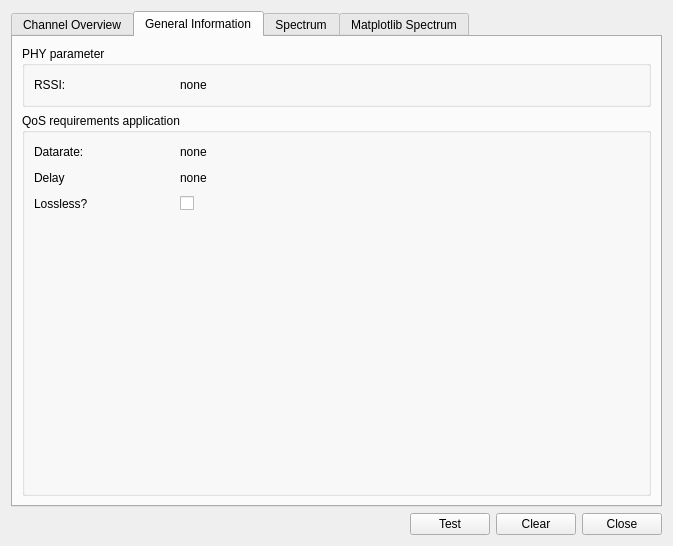
Above: components/pySysMoCo/gui.ui from andrepuschmann/OSPECORR before the change. Below: the same form after it.
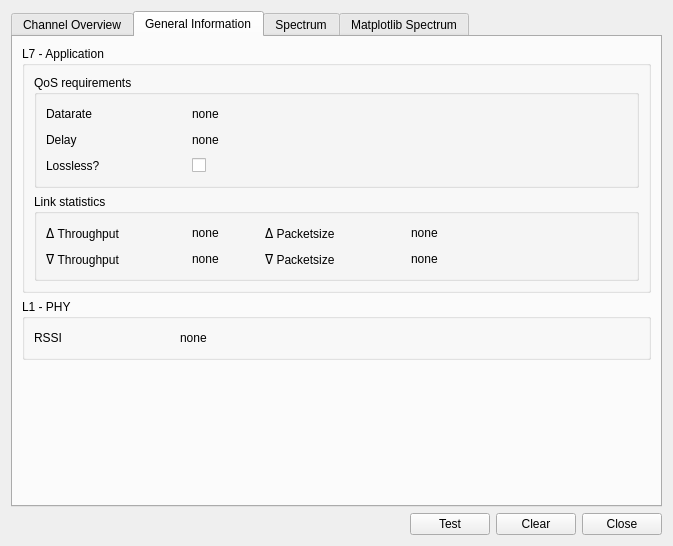
That is the form after the change. The open tabs and pages were chosen to show the change.

Commit message: add link statistics and qos requirements to pySysCoMo

Diff of the .ui file:
```diff
--- a/components/pySysMoCo/gui.ui
+++ b/components/pySysMoCo/gui.ui
@@ -26,7 +26,7 @@
    <item row="0" column="0">
     <widget class="QTabWidget" name="tabWidget">
      <property name="currentIndex">
-      <number>0</number>
+      <number>1</number>
      </property>
      <widget class="QWidget" name="tab">
       <attribute name="title">
@@ -263,7 +263,11 @@
            </property>
            <layout class="QHBoxLayout" name="horizontalLayout_2">
             <item>
-             <widget class="QTextEdit" name="messageLog"/>
+             <widget class="QTextEdit" name="messageLog">
+              <property name="enabled">
+               <bool>false</bool>
+              </property>
+             </widget>
             </item>
            </layout>
           </widget>
@@ -276,79 +280,17 @@
       <attribute name="title">
        <string>General Information</string>
       </attribute>
+      <layout class="QVBoxLayout" name="verticalLayout_15">
+       <item>
+        <widget class="QGroupBox" name="groupBox_5">
+         <property name="title">
+          <string>L7 - Application</string>
+         </property>
       <layout class="QVBoxLayout" name="verticalLayout_10">
-       <item>
-        <widget class="QGroupBox" name="groupBox_4">
-         <property name="title">
-          <string>PHY parameter</string>
-         </property>
-         <layout class="QHBoxLayout" name="horizontalLayout_12">
-          <item>
-           <layout class="QHBoxLayout" name="horizontalLayout_11">
-            <item>
-             <widget class="QLabel" name="dataRateLabel_2">
-              <property name="minimumSize">
-               <size>
-                <width>120</width>
-                <height>0</height>
-               </size>
-              </property>
-              <property name="maximumSize">
-               <size>
-                <width>120</width>
-                <height>16777215</height>
-               </size>
-              </property>
-              <property name="text">
-               <string>RSSI:</string>
-              </property>
-             </widget>
-            </item>
-            <item>
-             <spacer name="horizontalSpacer_11">
-              <property name="orientation">
-               <enum>Qt::Horizontal</enum>
-              </property>
-              <property name="sizeType">
-               <enum>QSizePolicy::Fixed</enum>
-              </property>
-              <property name="sizeHint" stdset="0">
-               <size>
-                <width>20</width>
-                <height>20</height>
-               </size>
-              </property>
-             </spacer>
-            </item>
-            <item>
-             <widget class="QLabel" name="rssiValue">
-              <property name="text">
-               <string>none</string>
-              </property>
-             </widget>
-            </item>
-            <item>
-             <spacer name="horizontalSpacer_12">
-              <property name="orientation">
-               <enum>Qt::Horizontal</enum>
-              </property>
-              <property name="sizeHint" stdset="0">
-               <size>
-                <width>40</width>
-                <height>20</height>
-               </size>
-              </property>
-             </spacer>
-            </item>
-           </layout>
-          </item>
-         </layout>
-        </widget>
-       </item>
        <item>
         <widget class="QGroupBox" name="groupBox_3">
          <property name="title">
-          <string>QoS requirements application</string>
+             <string>QoS requirements</string>
          </property>
          <layout class="QVBoxLayout" name="verticalLayout_2">
           <item>
@@ -368,7 +310,7 @@
                </size>
               </property>
               <property name="text">
-               <string>Datarate:</string>
+                  <string>Datarate</string>
               </property>
              </widget>
             </item>
@@ -534,8 +476,330 @@
             </item>
            </layout>
           </item>
+            </layout>
+           </widget>
+          </item>
           <item>
-           <spacer name="verticalSpacer_2">
+           <widget class="QGroupBox" name="groupBox_6">
+            <property name="enabled">
+             <bool>true</bool>
+            </property>
+            <property name="title">
+             <string>Link statistics</string>
+            </property>
+            <layout class="QFormLayout" name="formLayout">
+             <item row="0" column="0">
+              <layout class="QHBoxLayout" name="horizontalLayout_17">
+               <item>
+                <widget class="QLabel" name="upwardThroughput">
+                 <property name="minimumSize">
+                  <size>
+                   <width>120</width>
+                   <height>0</height>
+                  </size>
+                 </property>
+                 <property name="maximumSize">
+                  <size>
+                   <width>120</width>
+                   <height>16777215</height>
+                  </size>
+                 </property>
+                 <property name="text">
+                  <string>ᐃ Throughput</string>
+                 </property>
+                </widget>
+               </item>
+               <item>
+                <spacer name="horizontalSpacer_19">
+                 <property name="orientation">
+                  <enum>Qt::Horizontal</enum>
+                 </property>
+                 <property name="sizeType">
+                  <enum>QSizePolicy::Fixed</enum>
+                 </property>
+                 <property name="sizeHint" stdset="0">
+                  <size>
+                   <width>20</width>
+                   <height>20</height>
+                  </size>
+                 </property>
+                </spacer>
+               </item>
+               <item>
+                <widget class="QLabel" name="upwardThroughputValue">
+                 <property name="text">
+                  <string>none</string>
+                 </property>
+                </widget>
+               </item>
+               <item>
+                <spacer name="horizontalSpacer_20">
+                 <property name="orientation">
+                  <enum>Qt::Horizontal</enum>
+                 </property>
+                 <property name="sizeHint" stdset="0">
+                  <size>
+                   <width>40</width>
+                   <height>20</height>
+                  </size>
+                 </property>
+                </spacer>
+               </item>
+              </layout>
+             </item>
+             <item row="0" column="1">
+              <layout class="QHBoxLayout" name="horizontalLayout_16">
+               <item>
+                <widget class="QLabel" name="upwardPacketSize">
+                 <property name="minimumSize">
+                  <size>
+                   <width>120</width>
+                   <height>0</height>
+                  </size>
+                 </property>
+                 <property name="maximumSize">
+                  <size>
+                   <width>120</width>
+                   <height>16777215</height>
+                  </size>
+                 </property>
+                 <property name="text">
+                  <string>ᐃ Packetsize</string>
+                 </property>
+                </widget>
+               </item>
+               <item>
+                <spacer name="horizontalSpacer_17">
+                 <property name="orientation">
+                  <enum>Qt::Horizontal</enum>
+                 </property>
+                 <property name="sizeType">
+                  <enum>QSizePolicy::Fixed</enum>
+                 </property>
+                 <property name="sizeHint" stdset="0">
+                  <size>
+                   <width>20</width>
+                   <height>20</height>
+                  </size>
+                 </property>
+                </spacer>
+               </item>
+               <item>
+                <widget class="QLabel" name="upwardPacketSizeValue">
+                 <property name="text">
+                  <string>none</string>
+                 </property>
+                </widget>
+               </item>
+               <item>
+                <spacer name="horizontalSpacer_18">
+                 <property name="orientation">
+                  <enum>Qt::Horizontal</enum>
+                 </property>
+                 <property name="sizeHint" stdset="0">
+                  <size>
+                   <width>40</width>
+                   <height>20</height>
+                  </size>
+                 </property>
+                </spacer>
+               </item>
+              </layout>
+             </item>
+             <item row="1" column="0">
+              <layout class="QHBoxLayout" name="horizontalLayout_13">
+               <item>
+                <widget class="QLabel" name="downwardThroughput">
+                 <property name="minimumSize">
+                  <size>
+                   <width>120</width>
+                   <height>0</height>
+                  </size>
+                 </property>
+                 <property name="maximumSize">
+                  <size>
+                   <width>120</width>
+                   <height>16777215</height>
+                  </size>
+                 </property>
+                 <property name="text">
+                  <string>ᐁ Throughput</string>
+                 </property>
+                </widget>
+               </item>
+               <item>
+                <spacer name="horizontalSpacer_13">
+                 <property name="orientation">
+                  <enum>Qt::Horizontal</enum>
+                 </property>
+                 <property name="sizeType">
+                  <enum>QSizePolicy::Fixed</enum>
+                 </property>
+                 <property name="sizeHint" stdset="0">
+                  <size>
+                   <width>20</width>
+                   <height>20</height>
+                  </size>
+                 </property>
+                </spacer>
+               </item>
+               <item>
+                <widget class="QLabel" name="downwardThroughputValue">
+                 <property name="text">
+                  <string>none</string>
+                 </property>
+                </widget>
+               </item>
+               <item>
+                <spacer name="horizontalSpacer_14">
+                 <property name="orientation">
+                  <enum>Qt::Horizontal</enum>
+                 </property>
+                 <property name="sizeHint" stdset="0">
+                  <size>
+                   <width>40</width>
+                   <height>20</height>
+                  </size>
+                 </property>
+                </spacer>
+               </item>
+              </layout>
+             </item>
+             <item row="1" column="1">
+              <layout class="QHBoxLayout" name="horizontalLayout_14">
+               <item>
+                <widget class="QLabel" name="downwardPacketSize">
+                 <property name="minimumSize">
+                  <size>
+                   <width>120</width>
+                   <height>0</height>
+                  </size>
+                 </property>
+                 <property name="maximumSize">
+                  <size>
+                   <width>120</width>
+                   <height>16777215</height>
+                  </size>
+                 </property>
+                 <property name="text">
+                  <string>ᐁ Packetsize</string>
+                 </property>
+                </widget>
+               </item>
+               <item>
+                <spacer name="horizontalSpacer_15">
+                 <property name="orientation">
+                  <enum>Qt::Horizontal</enum>
+                 </property>
+                 <property name="sizeType">
+                  <enum>QSizePolicy::Fixed</enum>
+                 </property>
+                 <property name="sizeHint" stdset="0">
+                  <size>
+                   <width>20</width>
+                   <height>20</height>
+                  </size>
+                 </property>
+                </spacer>
+               </item>
+               <item>
+                <widget class="QLabel" name="downwardPacketSizeValue">
+                 <property name="text">
+                  <string>none</string>
+                 </property>
+                </widget>
+               </item>
+               <item>
+                <spacer name="horizontalSpacer_16">
+                 <property name="orientation">
+                  <enum>Qt::Horizontal</enum>
+                 </property>
+                 <property name="sizeHint" stdset="0">
+                  <size>
+                   <width>40</width>
+                   <height>20</height>
+                  </size>
+                 </property>
+                </spacer>
+               </item>
+              </layout>
+             </item>
+            </layout>
+           </widget>
+          </item>
+         </layout>
+        </widget>
+       </item>
+       <item>
+        <widget class="QGroupBox" name="groupBox_4">
+         <property name="title">
+          <string>L1 - PHY</string>
+         </property>
+         <layout class="QGridLayout" name="gridLayout_4">
+          <item row="0" column="0">
+           <layout class="QHBoxLayout" name="horizontalLayout_11">
+            <item>
+             <widget class="QLabel" name="dataRateLabel_2">
+              <property name="minimumSize">
+               <size>
+                <width>120</width>
+                <height>0</height>
+               </size>
+              </property>
+              <property name="maximumSize">
+               <size>
+                <width>120</width>
+                <height>16777215</height>
+               </size>
+              </property>
+              <property name="text">
+               <string>RSSI</string>
+              </property>
+             </widget>
+            </item>
+            <item>
+             <spacer name="horizontalSpacer_11">
+              <property name="orientation">
+               <enum>Qt::Horizontal</enum>
+              </property>
+              <property name="sizeType">
+               <enum>QSizePolicy::Fixed</enum>
+              </property>
+              <property name="sizeHint" stdset="0">
+               <size>
+                <width>20</width>
+                <height>20</height>
+               </size>
+              </property>
+             </spacer>
+            </item>
+            <item>
+             <widget class="QLabel" name="rssiValue">
+              <property name="text">
+               <string>none</string>
+              </property>
+             </widget>
+            </item>
+            <item>
+             <spacer name="horizontalSpacer_12">
+              <property name="orientation">
+               <enum>Qt::Horizontal</enum>
+              </property>
+              <property name="sizeHint" stdset="0">
+               <size>
+                <width>40</width>
+                <height>20</height>
+               </size>
+              </property>
+             </spacer>
+            </item>
+           </layout>
+          </item>
+         </layout>
+        </widget>
+       </item>
+       <item>
+        <spacer name="verticalSpacer">
             <property name="orientation">
              <enum>Qt::Vertical</enum>
             </property>
@@ -546,9 +810,6 @@
              </size>
             </property>
            </spacer>
-          </item>
-         </layout>
-        </widget>
        </item>
       </layout>
      </widget>
```
Lines whose indentation alone changed are shown as unchanged. The commit also changes 3 other files.
